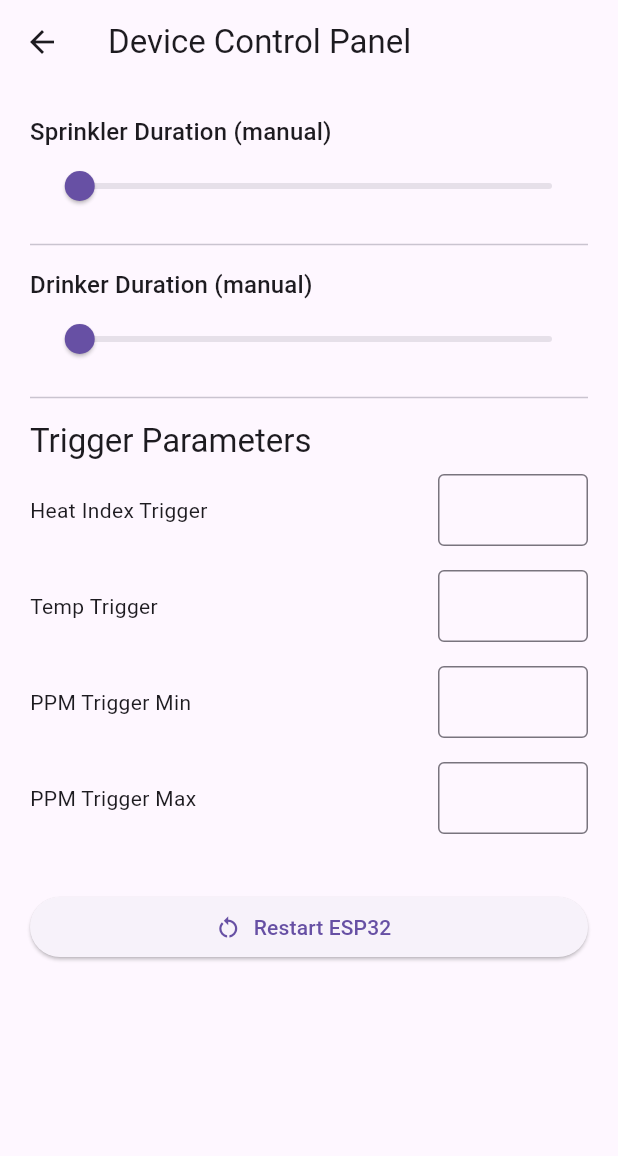
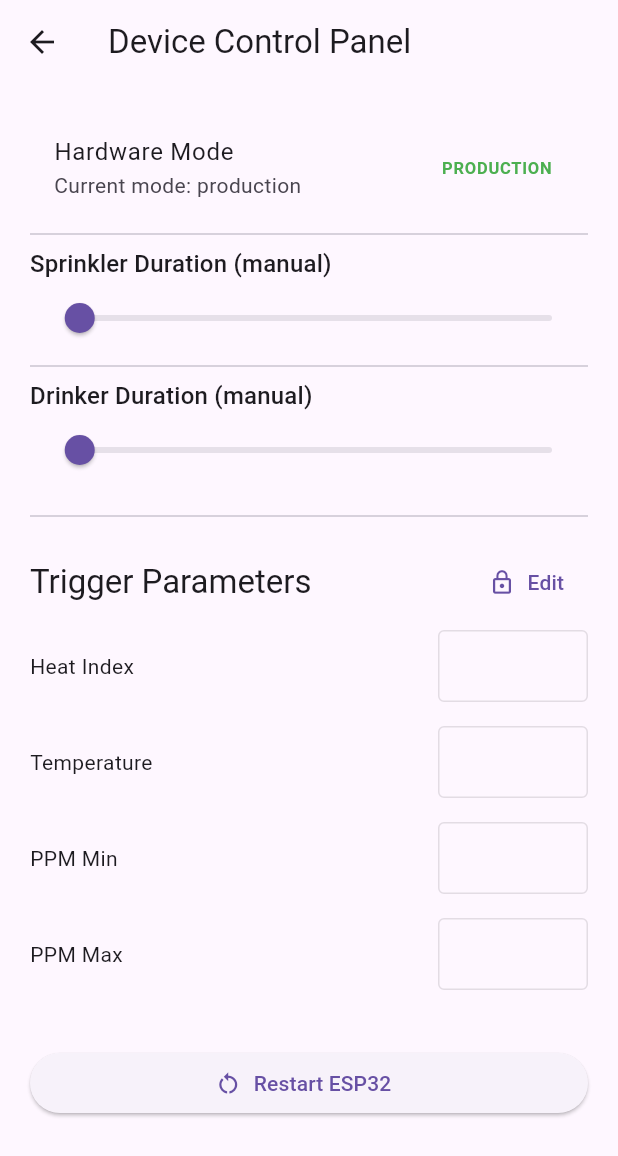
Before and after one commit to SinOfGuardian/pigpen_iot, a Flutter app: the ControlPanelScreen screen opened directly with empty values, on a phone screen of 412 x 824 dp. Shown: the top 1156 px of the screen. Run offline on Flutter 3.47's test engine with Material 3 defaults, Android fonts, the phone set to English and light mode, and no system bars; our stand-ins replace awesome_dialog, cached_network_image, cloud_firestore, entry, eva_icons_flutter, firebase_auth and 21 more; missing offline and left inert: blobs, ffmpeg_kit_flutter_new, firebase_app_check, mjpeg_stream, video_thumbnail; accounts and stored records are empty; generated files the repository leaves out were written again.

Commit message:
UPDATE Device Control Panel
Adding hardware mode demo and production
and add a button to edit the trigger parametes

```diff
--- a/lib/apps/home/userdevices/dashboard/control_panel_screen.dart
+++ b/lib/apps/home/userdevices/dashboard/control_panel_screen.dart
@@ -1,13 +1,19 @@
-// control_panel_screen.dart
 import 'package:flutter/material.dart';
 import 'package:flutter_riverpod/flutter_riverpod.dart';
 import 'package:pigpen_iot/modules/database.dart';
+import 'package:pigpen_iot/provider/device_parameters_provider.dart';
 import 'package:pigpen_iot/provider/device_setting_provider.dart';
-import 'package:pigpen_iot/provider/device_parameters_provider.dart';
 
-class ControlPanelScreen extends ConsumerWidget {
+class ControlPanelScreen extends ConsumerStatefulWidget {
   final String deviceId;
   const ControlPanelScreen({super.key, required this.deviceId});
+
+  @override
+  ConsumerState<ControlPanelScreen> createState() => _ControlPanelScreenState();
+}
+
+class _ControlPanelScreenState extends ConsumerState<ControlPanelScreen> {
+  bool isEditMode = false;
 
   Future<bool> _confirmAction(
       BuildContext context, String title, String content) async {
@@ -30,7 +36,8 @@ class ControlPanelScreen extends ConsumerWidget {
   }
 
   @override
-  Widget build(BuildContext context, WidgetRef ref) {
+  Widget build(BuildContext context) {
+    final deviceId = widget.deviceId;
     final firebaseService = DeviceFirebase();
     final drinkerDuration = ref.watch(localDrinkerDurationProvider);
     final sprinklerDuration = ref.watch(localSprinklerDurationProvider);
@@ -39,16 +46,36 @@ class ControlPanelScreen extends ConsumerWidget {
     final parametersAsync = ref.watch(parameterStreamProvider(deviceId));
 
     return Scaffold(
-      appBar: AppBar(
-        title: const Text('Device Control Panel'),
-      ),
-      body: parametersAsync.when(
-        data: (params) => RefreshIndicator(
-          onRefresh: () async =>
-              ref.invalidate(parameterStreamProvider(deviceId)),
+      appBar: AppBar(title: const Text('Device Control Panel')),
+      body: RefreshIndicator(
+        onRefresh: () async {
+          ref.invalidate(parameterStreamProvider(deviceId));
+        },
         child: ListView(
           padding: const EdgeInsets.all(20),
           children: [
+            // 🔧 Mode Display
+            StreamBuilder<String>(
+              stream: firebaseService.getModeStream(deviceId),
+              builder: (context, snapshot) {
+                final mode = snapshot.data ?? 'production';
+                return ListTile(
+                  title: const Text("Hardware Mode"),
+                  subtitle: Text("Current mode: $mode"),
+                  trailing: Text(
+                    mode.toUpperCase(),
+                    style: TextStyle(
+                      fontWeight: FontWeight.bold,
+                      color: mode == 'demo' ? Colors.orange : Colors.green,
+                    ),
+                  ),
+                );
+              },
+            ),
+
+            const Divider(),
+
+            // 🔧 Manual durations
             Text("Sprinkler Duration (manual)",
                 style: Theme.of(context).textTheme.titleMedium),
             Slider(
@@ -62,7 +89,7 @@ class ControlPanelScreen extends ConsumerWidget {
                 ref.invalidate(parameterStreamProvider(deviceId));
               },
             ),
-              const Divider(height: 30),
+            const Divider(),
             Text("Drinker Duration (manual)",
                 style: Theme.of(context).textTheme.titleMedium),
             Slider(
@@ -76,17 +103,42 @@ class ControlPanelScreen extends ConsumerWidget {
                 ref.invalidate(parameterStreamProvider(deviceId));
               },
             ),
-              const Divider(height: 30),
+
+            const Divider(height: 40),
+
+            // ⚙️ Trigger Parameters
+            Row(
+              mainAxisAlignment: MainAxisAlignment.spaceBetween,
+              children: [
                 Text("Trigger Parameters",
                     style: Theme.of(context).textTheme.titleLarge),
-              _buildParamEditor(context, ref, "Heat Index Trigger",
-                  "heatindex_trigger_value", params, firebaseService),
-              _buildParamEditor(context, ref, "Temp Trigger",
-                  "temp_trigger_value", params, firebaseService),
-              _buildParamEditor(context, ref, "PPM Trigger Min",
-                  "ppm_trigger_min_value", params, firebaseService),
-              _buildParamEditor(context, ref, "PPM Trigger Max",
-                  "ppm_trigger_max_value", params, firebaseService),
+                TextButton.icon(
+                  icon: Icon(isEditMode ? Icons.lock_open : Icons.lock_outline),
+                  label: Text(isEditMode ? "Editing" : "Edit"),
+                  onPressed: () {
+                    setState(() => isEditMode = !isEditMode);
+                  },
+                ),
+              ],
+            ),
+
+            parametersAsync.when(
+              data: (params) => Column(
+                children: [
+                  _buildParamEditor("Heat Index", "heatindex_trigger_value",
+                      params, isEditMode, firebaseService),
+                  _buildParamEditor("Temperature", "temp_trigger_value", params,
+                      isEditMode, firebaseService),
+                  _buildParamEditor("PPM Min", "ppm_trigger_min_value", params,
+                      isEditMode, firebaseService),
+                  _buildParamEditor("PPM Max", "ppm_trigger_max_value", params,
+                      isEditMode, firebaseService),
+                ],
+              ),
+              loading: () => const Center(child: CircularProgressIndicator()),
+              error: (e, _) => Text("Error loading parameters: $e"),
+            ),
+
             const SizedBox(height: 30),
             ElevatedButton.icon(
               icon: const Icon(Icons.restart_alt),
@@ -109,14 +161,16 @@ class ControlPanelScreen extends ConsumerWidget {
           ],
         ),
       ),
-        loading: () => const Center(child: CircularProgressIndicator()),
-        error: (e, _) => Center(child: Text("Error loading parameters: $e")),
-      ),
     );
   }
 
-  Widget _buildParamEditor(BuildContext context, WidgetRef ref, String label,
-      String key, Map<String, dynamic> params, DeviceFirebase firebaseService) {
+  Widget _buildParamEditor(
+    String label,
+    String key,
+    Map<String, dynamic> params,
+    bool editable,
+    DeviceFirebase firebaseService,
+  ) {
     final controller =
         TextEditingController(text: params[key]?.toString() ?? '');
 
@@ -129,18 +183,21 @@ class ControlPanelScreen extends ConsumerWidget {
             width: 100,
             child: TextField(
               controller: controller,
+              enabled: editable,
               keyboardType: TextInputType.number,
               decoration: const InputDecoration(
-                  isDense: true, border: OutlineInputBorder()),
+                isDense: true,
+                border: OutlineInputBorder(),
+              ),
               onSubmitted: (val) async {
                 final numValue = num.tryParse(val);
                 if (numValue != null) {
                   await firebaseService.updateParameter(
-                    deviceId: deviceId,
+                    deviceId: widget.deviceId,
                     key: key,
                     value: numValue,
                   );
-                  ref.invalidate(parameterStreamProvider(deviceId));
+                  ref.invalidate(parameterStreamProvider(widget.deviceId));
                   ScaffoldMessenger.of(context).showSnackBar(
                     SnackBar(content: Text('$label updated to $numValue')),
                   );
```
Also changed, not shown: 4 other files. Lines whose indentation alone changed are shown as unchanged.
